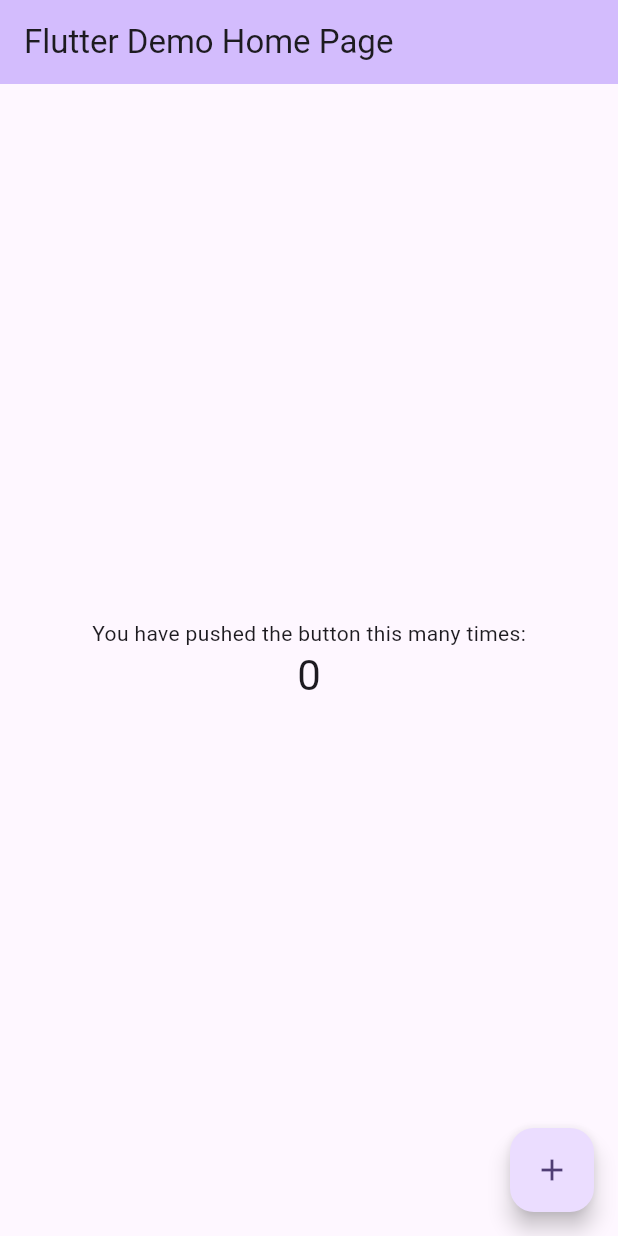
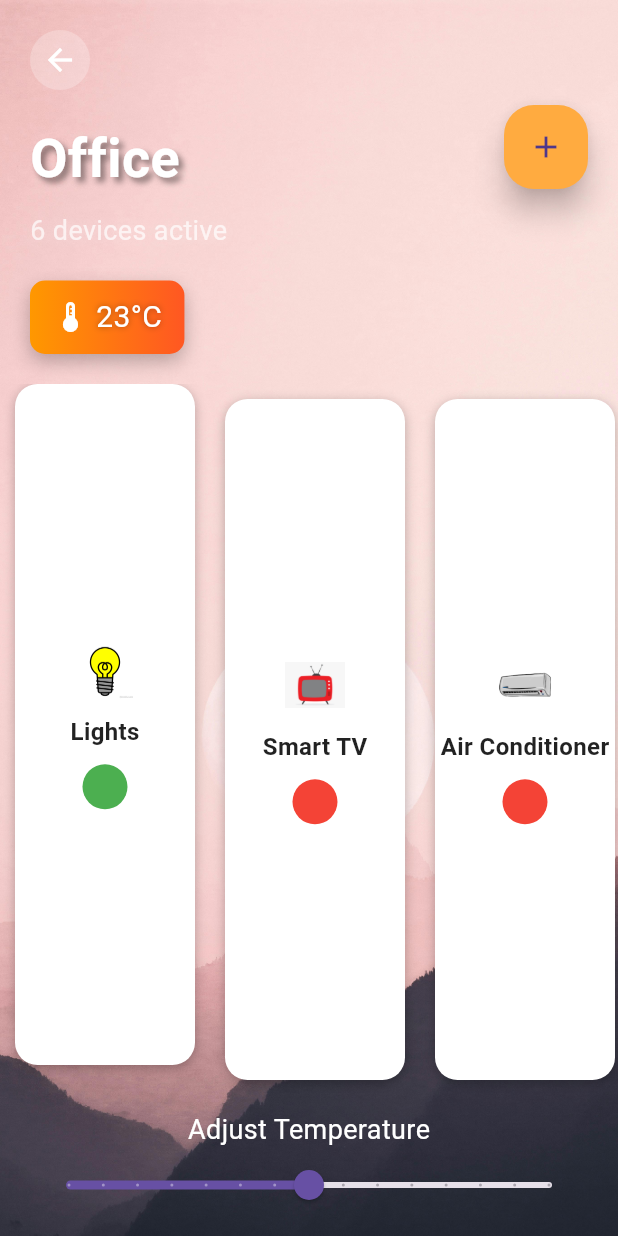
Before and after one commit to anuragJoshi05/Smart-Home, a Flutter app: the screen it shows after launch, on a phone screen of 412 x 824 dp. Run offline on Flutter 3.47's test engine with Material 3 defaults, Android fonts, the light colour scheme and no system bars; our stand-ins replace get.

Commit message:
addes UI elements

```diff
--- a/lib/main.dart
+++ b/lib/main.dart
@@ -1,125 +1,21 @@
 import 'package:flutter/material.dart';
+import 'package:get/get.dart';
+import 'views/home_screen.dart';
 
 void main() {
-  runApp(const MyApp());
+  runApp(SmartHomeApp());
 }
 
-class MyApp extends StatelessWidget {
-  const MyApp({super.key});
-
-  // This widget is the root of your application.
+class SmartHomeApp extends StatelessWidget {
   @override
   Widget build(BuildContext context) {
-    return MaterialApp(
-      title: 'Flutter Demo',
+    return GetMaterialApp(
+      debugShowCheckedModeBanner: false,
+      title: 'Smart Home UI',
       theme: ThemeData(
-        // This is the theme of your application.
-        //
-        // TRY THIS: Try running your application with "flutter run". You'll see
-        // the application has a purple toolbar. Then, without quitting the app,
-        // try changing the seedColor in the colorScheme below to Colors.green
-        // and then invoke "hot reload" (save your changes or press the "hot
-        // reload" button in a Flutter-supported IDE, or press "r" if you used
-        // the command line to start the app).
-        //
-        // Notice that the counter didn't reset back to zero; the application
-        // state is not lost during the reload. To reset the state, use hot
-        // restart instead.
-        //
-        // This works for code too, not just values: Most code changes can be
-        // tested with just a hot reload.
-        colorScheme: ColorScheme.fromSeed(seedColor: Colors.deepPurple),
-        useMaterial3: true,
+        primarySwatch: Colors.blue,
       ),
-      home: const MyHomePage(title: 'Flutter Demo Home Page'),
+      home: HomeScreen(),
     );
   }
 }
-
-class MyHomePage extends StatefulWidget {
-  const MyHomePage({super.key, required this.title});
-
-  // This widget is the home page of your application. It is stateful, meaning
-  // that it has a State object (defined below) that contains fields that affect
-  // how it looks.
-
-  // This class is the configuration for the state. It holds the values (in this
-  // case the title) provided by the parent (in this case the App widget) and
-  // used by the build method of the State. Fields in a Widget subclass are
-  // always marked "final".
-
-  final String title;
-
-  @override
-  State<MyHomePage> createState() => _MyHomePageState();
-}
-
-class _MyHomePageState extends State<MyHomePage> {
-  int _counter = 0;
-
-  void _incrementCounter() {
-    setState(() {
-      // This call to setState tells the Flutter framework that something has
-      // changed in this State, which causes it to rerun the build method below
-      // so that the display can reflect the updated values. If we changed
-      // _counter without calling setState(), then the build method would not be
-      // called again, and so nothing would appear to happen.
-      _counter++;
-    });
-  }
-
-  @override
-  Widget build(BuildContext context) {
-    // This method is rerun every time setState is called, for instance as done
-    // by the _incrementCounter method above.
-    //
-    // The Flutter framework has been optimized to make rerunning build methods
-    // fast, so that you can just rebuild anything that needs updating rather
-    // than having to individually change instances of widgets.
-    return Scaffold(
-      appBar: AppBar(
-        // TRY THIS: Try changing the color here to a specific color (to
-        // Colors.amber, perhaps?) and trigger a hot reload to see the AppBar
-        // change color while the other colors stay the same.
-        backgroundColor: Theme.of(context).colorScheme.inversePrimary,
-        // Here we take the value from the MyHomePage object that was created by
-        // the App.build method, and use it to set our appbar title.
-        title: Text(widget.title),
-      ),
-      body: Center(
-        // Center is a layout widget. It takes a single child and positions it
-        // in the middle of the parent.
-        child: Column(
-          // Column is also a layout widget. It takes a list of children and
-          // arranges them vertically. By default, it sizes itself to fit its
-          // children horizontally, and tries to be as tall as its parent.
-          //
-          // Column has various properties to control how it sizes itself and
-          // how it positions its children. Here we use mainAxisAlignment to
-          // center the children vertically; the main axis here is the vertical
-          // axis because Columns are vertical (the cross axis would be
-          // horizontal).
-          //
-          // TRY THIS: Invoke "debug painting" (choose the "Toggle Debug Paint"
-          // action in the IDE, or press "p" in the console), to see the
-          // wireframe for each widget.
-          mainAxisAlignment: MainAxisAlignment.center,
-          children: <Widget>[
-            const Text(
-              'You have pushed the button this many times:',
-            ),
-            Text(
-              '$_counter',
-              style: Theme.of(context).textTheme.headlineMedium,
-            ),
-          ],
-        ),
-      ),
-      floatingActionButton: FloatingActionButton(
-        onPressed: _incrementCounter,
-        tooltip: 'Increment',
-        child: const Icon(Icons.add),
-      ), // This trailing comma makes auto-formatting nicer for build methods.
-    );
-  }
-}
--- /dev/null
+++ b/lib/models/device_model.dart
@@ -0,0 +1,14 @@
+class Device {
+  String name;
+  String icon;
+  bool isActive;
+  String backgroundImage;
+
+  Device({
+    required this.name,
+    required this.icon,
+    required this.isActive,
+    required this.backgroundImage,
+  });
+
+}
--- /dev/null
+++ b/lib/viewmodels/device_viewmodel.dart
@@ -0,0 +1,28 @@
+import 'package:get/get.dart';
+import '../models/device_model.dart';
+
+class DeviceViewModel extends GetxController {
+  var devices = <Device>[].obs;
+  var selectedDevice = ''.obs;
+
+  @override
+  void onInit() {
+    super.onInit();
+    devices.addAll([
+      Device(name: 'Lights', icon: 'assets/icons/lights_background.png', isActive: true, backgroundImage: 'assets/images/lights_background.png'),
+      Device(name: 'Smart TV', icon: 'assets/icons/tv.png', isActive: false, backgroundImage: 'assets/images/tv_background.jpg'),
+      Device(name: 'Air Conditioner', icon: 'assets/icons/ac.png', isActive: false, backgroundImage: 'assets/images/ac_background.jpg'),
+      Device(name: 'Heater', icon: 'assets/icons/heater.png', isActive: true, backgroundImage: 'assets/images/heater_background.jpg'),
+      Device(name: 'Fan', icon: 'assets/icons/fan.png', isActive: false, backgroundImage: 'assets/images/fan_background.jpg'),
+      Device(name: 'Fridge', icon: 'assets/icons/fridge.png', isActive: true, backgroundImage: 'assets/images/fridge_background.jpg'),
+    ]);
+
+    selectedDevice.value = devices[0].backgroundImage; // Default background
+  }
+
+  void toggleDevice(int index) {
+    devices[index].isActive = !devices[index].isActive;
+    selectedDevice.value = devices[index].backgroundImage; // Change background
+    update();
+  }
+}
--- /dev/null
+++ b/lib/viewmodels/temperature_viewmodel.dart
@@ -0,0 +1,9 @@
+import 'package:get/get.dart';
+
+class TemperatureViewModel extends GetxController {
+  var currentTemperature = 23.0.obs;
+
+  void updateTemperature(double value) {
+    currentTemperature.value = value;
+  }
+}
--- /dev/null
+++ b/lib/views/device_card.dart
@@ -0,0 +1,102 @@
+import 'package:flutter/material.dart';
+import 'dart:async'; // Newly added
+import '../models/device_model.dart';
+
+class DeviceCard extends StatefulWidget { // Changed from StatelessWidget to StatefulWidget
+  final Device device;
+  final VoidCallback onTap;
+
+  DeviceCard({required this.device, required this.onTap});
+
+  @override
+  _DeviceCardState createState() => _DeviceCardState();
+}
+
+class _DeviceCardState extends State<DeviceCard> {
+  bool _showSparkle = false; // Newly added
+
+  @override
+  Widget build(BuildContext context) {
+    return GestureDetector(
+      onTap: () {
+        setState(() {
+          _showSparkle = true; // Trigger sparkle effect
+        });
+        widget.onTap();
+        Timer(Duration(milliseconds: 500), () { // Reset sparkle after animation
+          setState(() {
+            _showSparkle = false;
+          });
+        });
+      },
+      child: Stack(
+        children: [
+          Container(
+            margin: EdgeInsets.all(10),
+            width: 120,
+            decoration: BoxDecoration(
+              color: Colors.white,
+              borderRadius: BorderRadius.circular(15),
+              boxShadow: [
+                BoxShadow(
+                  color: Colors.black26,
+                  blurRadius: 6,
+                  offset: Offset(0, 2),
+                ),
+              ],
+            ),
+            child: Column(
+              mainAxisAlignment: MainAxisAlignment.center,
+              children: [
+                Image.asset(widget.device.icon, width: 40, height: 40),
+                SizedBox(height: 10),
+                Text(widget.device.name,
+                    style: TextStyle(
+                      fontSize: 16,
+                      fontWeight: FontWeight.bold,
+                      color: Colors.black87,
+                    )),
+                SizedBox(height: 10),
+                // Status Indicator
+                CircleAvatar(
+                  radius: 15,
+                  backgroundColor: widget.device.isActive ? Colors.green : Colors.red,
+                ),
+              ],
+            ),
+          ),
+          if (_showSparkle) // Conditionally show sparkle effect
+            Positioned.fill(
+              child: Align(
+                alignment: Alignment.center,
+                child: CustomPaint(
+                  painter: SparklePainter(), // Newly added
+                ),
+              ),
+            ),
+        ],
+      ),
+    );
+  }
+}
+
+class SparklePainter extends CustomPainter { // Newly added
+  @override
+  void paint(Canvas canvas, Size size) {
+    final Paint paint = Paint()
+      ..color = Colors.white.withOpacity(0.5)
+      ..maskFilter = MaskFilter.blur(BlurStyle.normal, 10);
+
+    final double centerX = size.width / 2;
+    final double centerY = size.height / 2;
+
+    for (int i = 0; i < 10; i++) {
+      final double dx = centerX + (i * 5 - 20) % size.width;
+      final double dy = centerY + (i * 5 - 20) % size.height;
+      canvas.drawCircle(Offset(dx, dy), 5, paint);
+    }
+  }
+
+  @override
+  bool shouldRepaint(CustomPainter oldDelegate) => false;
+}
--- /dev/null
+++ b/lib/views/home_screen.dart
@@ -0,0 +1,174 @@
+import 'package:flutter/material.dart';
+import 'package:get/get.dart';
+import '../viewmodels/device_viewmodel.dart';
+import '../viewmodels/temperature_viewmodel.dart';
+import '../widgets/temperature_slider.dart';
+import 'device_card.dart';
+import '../widgets/background_image.dart';
+
+class HomeScreen extends StatelessWidget {
+  final DeviceViewModel deviceViewModel = Get.put(DeviceViewModel());
+  final TemperatureViewModel temperatureViewModel = Get.put(TemperatureViewModel());
+
+  @override
+  Widget build(BuildContext context) {
+    return Scaffold(
+      body: Stack(
+        children: [
+          // Background Image
+          Obx(() => BackgroundImage(deviceViewModel.selectedDevice.value)),
+
+          // Foreground UI components
+          Column(
+            crossAxisAlignment: CrossAxisAlignment.start,
+            children: [
+              // Header section
+              Padding(
+                padding: const EdgeInsets.all(20.0),
+                child: Column(
+                  crossAxisAlignment: CrossAxisAlignment.start,
+                  children: [
+                    // Back button with touch effect
+                    GestureDetector(
+                      onTap: () {
+                        // Handle back button tap
+                      },
+                      child: Container(
+                        decoration: BoxDecoration(
+                          shape: BoxShape.circle,
+                          color: Colors.white24,
+                        ),
+                        child: Padding(
+                          padding: const EdgeInsets.all(8.0),
+                          child: Icon(Icons.arrow_back, color: Colors.white),
+                        ),
+                      ),
+                    ),
+                    SizedBox(height: 20),
+                    // Office title with drop shadow
+                    Text(
+                      'Office',
+                      style: TextStyle(
+                        fontSize: 36,
+                        fontWeight: FontWeight.bold,
+                        color: Colors.white,
+                        shadows: [
+                          Shadow(
+                            offset: Offset(3.0, 3.0),
+                            blurRadius: 5.0,
+                            color: Colors.black45,
+                          ),
+                        ],
+                      ),
+                    ),
+                    SizedBox(height: 10),
+                    // Active devices with a glow effect
+                    Text(
+                      '${deviceViewModel.devices.length} devices active',
+                      style: TextStyle(
+                        fontSize: 18,
+                        color: Colors.white70,
+                        shadows: [
+                          Shadow(
+                            blurRadius: 10.0,
+                            color: Colors.white24,
+                          ),
+                        ],
+                      ),
+                    ),
+                    SizedBox(height: 20),
+                    // Temperature display with gradient background
+                    Obx(
+                          () => Container(
+                        padding: EdgeInsets.symmetric(horizontal: 15, vertical: 10),
+                        decoration: BoxDecoration(
+                          gradient: LinearGradient(
+                            colors: [Colors.orange, Colors.deepOrange],
+                          ),
+                          borderRadius: BorderRadius.circular(10),
+                          boxShadow: [
+                            BoxShadow(
+                              color: Colors.black26,
+                              blurRadius: 10,
+                              offset: Offset(0, 5),
+                            ),
+                          ],
+                        ),
+                        child: Row(
+                          mainAxisSize: MainAxisSize.min,
+                          children: [
+                            Icon(Icons.thermostat, color: Colors.white),
+                            SizedBox(width: 5),
+                            Text(
+                              '${temperatureViewModel.currentTemperature.value.toInt()}°C',
+                              style: TextStyle(
+                                fontSize: 20,
+                                color: Colors.white,
+                                shadows: [
+                                  Shadow(
+                                    blurRadius: 5.0,
+                                    color: Colors.black38,
+                                  ),
+                                ],
+                              ),
+                            ),
+                          ],
+                        ),
+                      ),
+                    ),
+                  ],
+                ),
+              ),
+              // Device cards with 3D touch effect
+              Expanded(
+                child: ListView.builder(
+                  scrollDirection: Axis.horizontal,
+                  itemCount: deviceViewModel.devices.length,
+                  itemBuilder: (context, index) {
+                    return GestureDetector(
+                      onTap: () {
+                        deviceViewModel.toggleDevice(index);
+                      },
+                      child: AnimatedContainer(
+                        duration: Duration(milliseconds: 300),
+                        transform: Matrix4.translationValues(
+                          0, deviceViewModel.devices[index].isActive ? -10 : 0, 0,
+                        ),
+                        child: DeviceCard(
+                          device: deviceViewModel.devices[index],
+                          onTap: () {
+                            deviceViewModel.toggleDevice(index);
+                          },
+                        ),
+                      ),
+                    );
+                  },
+                ),
+              ),
+              // Slider with custom thumb and track
+              TemperatureSlider(),
+            ],
+          ),
+          // Floating action button with bounce effect
+          Align(
+            alignment: Alignment.topRight,
+            child: Padding(
+              padding: const EdgeInsets.symmetric(vertical: 70, horizontal: 20),
+              child: FloatingActionButton(
+                onPressed: () {
+                  // Handle FAB click
+                },
+                child: Icon(Icons.add),
+                backgroundColor: Colors.orangeAccent,
+                elevation: 8.0,
+                shape: RoundedRectangleBorder(
+                  borderRadius: BorderRadius.circular(20),
+                ),
+              ),
+            ),
+          ),
+        ],
+      ),
+    );
+  }
+}
--- /dev/null
+++ b/lib/widgets/background_image.dart
@@ -0,0 +1,19 @@
+import 'package:flutter/material.dart';
+
+class BackgroundImage extends StatelessWidget {
+  final String imagePath;
+
+  BackgroundImage(this.imagePath);
+
+  @override
+  Widget build(BuildContext context) {
+    return Container(
+      decoration: BoxDecoration(
+        image: DecorationImage(
+          image: AssetImage(imagePath),
+          fit: BoxFit.cover,
+        ),
+      ),
+    );
+  }
+}
--- /dev/null
+++ b/lib/widgets/temperature_slider.dart
@@ -0,0 +1,32 @@
+import 'package:flutter/material.dart';
+import 'package:get/get.dart';
+import '../viewmodels/temperature_viewmodel.dart';
+
+class TemperatureSlider extends StatelessWidget {
+  final TemperatureViewModel temperatureViewModel = Get.find();
+
+  @override
+  Widget build(BuildContext context) {
+    return Padding(
+      padding: const EdgeInsets.symmetric(horizontal: 20.0, vertical: 10.0),
+      child: Column(
+        children: [
+          Text(
+            'Adjust Temperature',
+            style: TextStyle(fontSize: 18, color: Colors.white),
+          ),
+          Obx(() => Slider(
+            value: temperatureViewModel.currentTemperature.value,
+            min: 16.0,
+            max: 30.0,
+            divisions: 14,
+            label: temperatureViewModel.currentTemperature.value.toString(),
+            onChanged: (value) {
+              temperatureViewModel.updateTemperature(value);
+            },
+          )),
+        ],
+      ),
+    );
+  }
+}
```
Also changed, not shown: pubspec.yaml (+16 -5 lines), assets/icons/ac.png (added), assets/icons/fan.png (added), assets/icons/fridge.png (added), assets/icons/heater.png (added), assets/icons/lights_background.png (added), assets/icons/tv.png (added), assets/images/lights_background.png (added), pubspec.lock.
